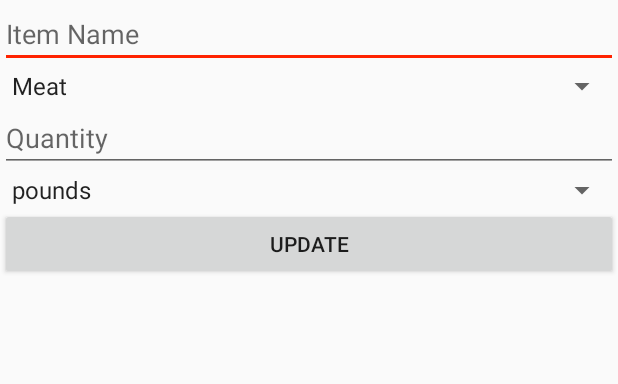
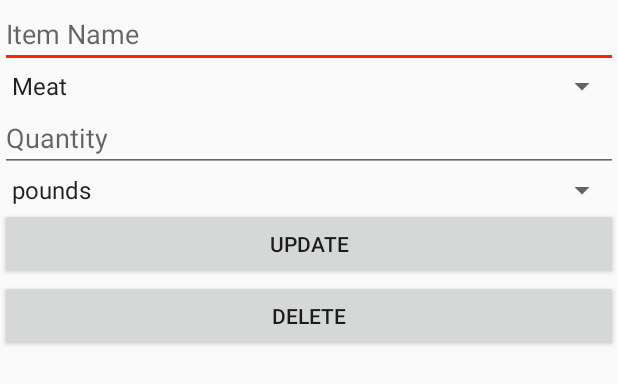
Before and after one commit to biancakris/CST438_Project_Personal_Recipe_Finder, an Android app: the layout update_item_dialog.xml on its own in the app's theme, with its tools: preview values and no code run, on a phone screen of 412 x 824 dp. Shown: the top 384 px of the screen. Run offline under Robolectric (Android 15) with nearby library versions, the phone set to English and light mode, and no system bars.

Commit message:
items can be deleted

```diff
--- a/app/src/main/res/layout/update_item_dialog.xml
+++ b/app/src/main/res/layout/update_item_dialog.xml
@@ -38,4 +38,10 @@
         android:layout_height="wrap_content"
         android:text="Update" />
 
+    <Button
+        android:id="@+id/buttonDelete"
+        android:layout_width="match_parent"
+        android:layout_height="wrap_content"
+        android:text="Delete" />
+
 </LinearLayout>
```
Also changed, not shown: app/src/main/java/edu/csumb/abmedina/cst438_project_personal_recipe_finder/Admin.java (+16 -0 lines).
